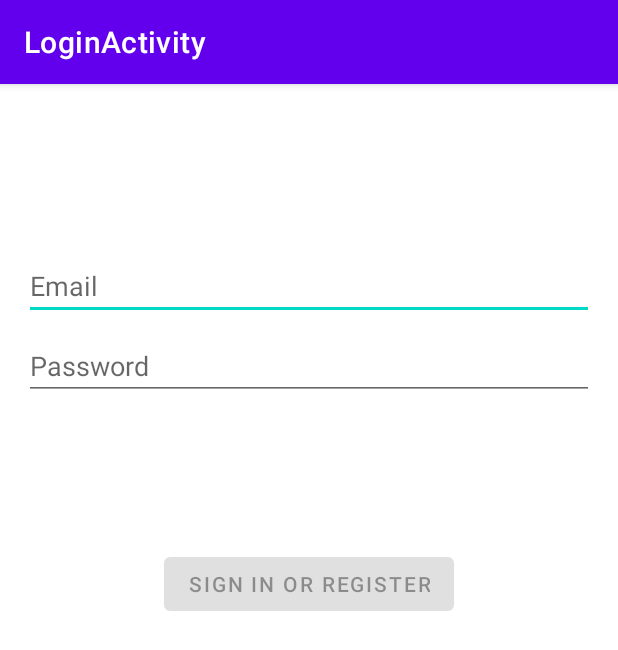
After one commit to tomxscode/EasySala, an Android app: the LoginActivity screen opened directly, with no data from a screen before it, on a phone screen of 412 x 824 dp. The commit adds this screen. Shown: the top 650 px of the screen. Run offline under Robolectric (Android 15) with nearby library versions, the phone set to English and light mode, and no system bars.

Commit message:
Creación de la vista Login

```diff
--- a/app/src/main/java/com/example/easysala/ui/home/HomeFragment.java
+++ b/app/src/main/java/com/example/easysala/ui/home/HomeFragment.java
@@ -14,7 +14,6 @@ import androidx.lifecycle.ViewModelProvider;
 import com.example.easysala.R;
 
 import com.example.easysala.databinding.FragmentHomeBinding;
-import com.example.easysala.ui.login.LoginFragment;
 
 public class HomeFragment extends Fragment {
 
--- /dev/null
+++ b/app/src/main/java/com/example/easysala/ui/login/LoginActivity.java
@@ -0,0 +1,136 @@
+package com.example.easysala.ui.login;
+
+import android.app.Activity;
+
+import androidx.lifecycle.Observer;
+import androidx.lifecycle.ViewModelProvider;
+
+import android.os.Bundle;
+
+import androidx.annotation.Nullable;
+import androidx.annotation.StringRes;
+import androidx.appcompat.app.AppCompatActivity;
+
+import android.text.Editable;
+import android.text.TextWatcher;
+import android.view.KeyEvent;
+import android.view.View;
+import android.view.inputmethod.EditorInfo;
+import android.widget.Button;
+import android.widget.EditText;
+import android.widget.ProgressBar;
+import android.widget.TextView;
+import android.widget.Toast;
+
+import com.example.easysala.R;
+import com.example.easysala.ui.login.LoginViewModel;
+import com.example.easysala.ui.login.LoginViewModelFactory;
+import com.example.easysala.databinding.ActivityLoginBinding;
+
+public class LoginActivity extends AppCompatActivity {
+
+    private LoginViewModel loginViewModel;
+    private ActivityLoginBinding binding;
+
+    @Override
+    public void onCreate(Bundle savedInstanceState) {
+        super.onCreate(savedInstanceState);
+
+        binding = ActivityLoginBinding.inflate(getLayoutInflater());
+        setContentView(binding.getRoot());
+
+        loginViewModel = new ViewModelProvider(this, new LoginViewModelFactory())
+                .get(LoginViewModel.class);
+
+        final EditText usernameEditText = binding.username;
+        final EditText passwordEditText = binding.password;
+        final Button loginButton = binding.login;
+        final ProgressBar loadingProgressBar = binding.loading;
+
+        loginViewModel.getLoginFormState().observe(this, new Observer<LoginFormState>() {
+            @Override
+            public void onChanged(@Nullable LoginFormState loginFormState) {
+                if (loginFormState == null) {
+                    return;
+                }
+                loginButton.setEnabled(loginFormState.isDataValid());
+                if (loginFormState.getUsernameError() != null) {
+                    usernameEditText.setError(getString(loginFormState.getUsernameError()));
+                }
+                if (loginFormState.getPasswordError() != null) {
+                    passwordEditText.setError(getString(loginFormState.getPasswordError()));
+                }
+            }
+        });
+
+        loginViewModel.getLoginResult().observe(this, new Observer<LoginResult>() {
+            @Override
+            public void onChanged(@Nullable LoginResult loginResult) {
+                if (loginResult == null) {
+                    return;
+                }
+                loadingProgressBar.setVisibility(View.GONE);
+                if (loginResult.getError() != null) {
+                    showLoginFailed(loginResult.getError());
+                }
+                if (loginResult.getSuccess() != null) {
+                    updateUiWithUser(loginResult.getSuccess());
+                }
+                setResult(Activity.RESULT_OK);
+
+                //Complete and destroy login activity once successful
+                finish();
+            }
+        });
+
+        TextWatcher afterTextChangedListener = new TextWatcher() {
+            @Override
+            public void beforeTextChanged(CharSequence s, int start, int count, int after) {
+                // ignore
+            }
+
+            @Override
+            public void onTextChanged(CharSequence s, int start, int before, int count) {
+                // ignore
+            }
+
+            @Override
+            public void afterTextChanged(Editable s) {
+                loginViewModel.loginDataChanged(usernameEditText.getText().toString(),
+                        passwordEditText.getText().toString());
+            }
+        };
+        usernameEditText.addTextChangedListener(afterTextChangedListener);
+        passwordEditText.addTextChangedListener(afterTextChangedListener);
+        passwordEditText.setOnEditorActionListener(new TextView.OnEditorActionListener() {
+
+            @Override
+            public boolean onEditorAction(TextView v, int actionId, KeyEvent event) {
+                if (actionId == EditorInfo.IME_ACTION_DONE) {
+                    loginViewModel.login(usernameEditText.getText().toString(),
+                            passwordEditText.getText().toString());
+                }
+                return false;
+            }
+        });
+
+        loginButton.setOnClickListener(new View.OnClickListener() {
+            @Override
+            public void onClick(View v) {
+                loadingProgressBar.setVisibility(View.VISIBLE);
+                loginViewModel.login(usernameEditText.getText().toString(),
+                        passwordEditText.getText().toString());
+            }
+        });
+    }
+
+    private void updateUiWithUser(LoggedInUserView model) {
+        String welcome = getString(R.string.welcome) + model.getDisplayName();
+        // TODO : initiate successful logged in experience
+        Toast.makeText(getApplicationContext(), welcome, Toast.LENGTH_LONG).show();
+    }
+
+    private void showLoginFailed(@StringRes Integer errorString) {
+        Toast.makeText(getApplicationContext(), errorString, Toast.LENGTH_SHORT).show();
+    }
+}
--- /dev/null
+++ b/app/src/main/java/com/example/easysala/ui/login/LoginViewModel.java
@@ -0,0 +1,70 @@
+package com.example.easysala.ui.login;
+
+import androidx.lifecycle.LiveData;
+import androidx.lifecycle.MutableLiveData;
+import androidx.lifecycle.ViewModel;
+
+import android.util.Patterns;
+
+import com.example.easysala.data.LoginRepository;
+import com.example.easysala.data.Result;
+import com.example.easysala.data.model.LoggedInUser;
+import com.example.easysala.R;
+
+public class LoginViewModel extends ViewModel {
+
+    private MutableLiveData<LoginFormState> loginFormState = new MutableLiveData<>();
+    private MutableLiveData<LoginResult> loginResult = new MutableLiveData<>();
+    private LoginRepository loginRepository;
+
+    LoginViewModel(LoginRepository loginRepository) {
+        this.loginRepository = loginRepository;
+    }
+
+    LiveData<LoginFormState> getLoginFormState() {
+        return loginFormState;
+    }
+
+    LiveData<LoginResult> getLoginResult() {
+        return loginResult;
+    }
+
+    public void login(String username, String password) {
+        // can be launched in a separate asynchronous job
+        Result<LoggedInUser> result = loginRepository.login(username, password);
+
+        if (result instanceof Result.Success) {
+            LoggedInUser data = ((Result.Success<LoggedInUser>) result).getData();
+            loginResult.setValue(new LoginResult(new LoggedInUserView(data.getDisplayName())));
+        } else {
+            loginResult.setValue(new LoginResult(R.string.login_failed));
+        }
+    }
+
+    public void loginDataChanged(String username, String password) {
+        if (!isUserNameValid(username)) {
+            loginFormState.setValue(new LoginFormState(R.string.invalid_username, null));
+        } else if (!isPasswordValid(password)) {
+            loginFormState.setValue(new LoginFormState(null, R.string.invalid_password));
+        } else {
+            loginFormState.setValue(new LoginFormState(true));
+        }
+    }
+
+    // A placeholder username validation check
+    private boolean isUserNameValid(String username) {
+        if (username == null) {
+            return false;
+        }
+        if (username.contains("@")) {
+            return Patterns.EMAIL_ADDRESS.matcher(username).matches();
+        } else {
+            return !username.trim().isEmpty();
+        }
+    }
+
+    // A placeholder password validation check
+    private boolean isPasswordValid(String password) {
+        return password != null && password.trim().length() > 5;
+    }
+}
--- /dev/null
+++ b/app/src/main/java/com/example/easysala/ui/login/LoginViewModelFactory.java
@@ -0,0 +1,26 @@
+package com.example.easysala.ui.login;
+
+import androidx.lifecycle.ViewModel;
+import androidx.lifecycle.ViewModelProvider;
+import androidx.annotation.NonNull;
+
+import com.example.easysala.data.LoginDataSource;
+import com.example.easysala.data.LoginRepository;
+
+/**
+ * ViewModel provider factory to instantiate LoginViewModel.
+ * Required given LoginViewModel has a non-empty constructor
+ */
+public class LoginViewModelFactory implements ViewModelProvider.Factory {
+
+    @NonNull
+    @Override
+    @SuppressWarnings("unchecked")
+    public <T extends ViewModel> T create(@NonNull Class<T> modelClass) {
+        if (modelClass.isAssignableFrom(LoginViewModel.class)) {
+            return (T) new LoginViewModel(LoginRepository.getInstance(new LoginDataSource()));
+        } else {
+            throw new IllegalArgumentException("Unknown ViewModel class");
+        }
+    }
+}
--- /dev/null
+++ b/app/src/main/res/layout-w1240dp/activity_login.xml
@@ -0,0 +1,69 @@
+<?xml version="1.0" encoding="utf-8"?>
+<androidx.constraintlayout.widget.ConstraintLayout xmlns:android="http://schemas.android.com/apk/res/android"
+    xmlns:app="http://schemas.android.com/apk/res-auto"
+    xmlns:tools="http://schemas.android.com/tools"
+    android:id="@+id/container"
+    android:layout_width="match_parent"
+    android:layout_height="match_parent"
+    android:paddingLeft="@dimen/activity_horizontal_margin"
+    android:paddingTop="@dimen/activity_vertical_margin"
+    android:paddingRight="@dimen/activity_horizontal_margin"
+    android:paddingBottom="@dimen/activity_vertical_margin"
+    tools:context=".ui.login.LoginActivity">
+
+    <EditText
+        android:id="@+id/username"
+        android:layout_width="0dp"
+        android:layout_height="wrap_content"
+        android:layout_marginTop="96dp"
+        android:hint="@string/prompt_email"
+        android:inputType="textEmailAddress"
+        android:selectAllOnFocus="true"
+        app:layout_constraintEnd_toEndOf="parent"
+        app:layout_constraintStart_toStartOf="parent"
+        app:layout_constraintTop_toTopOf="parent" />
+
+    <EditText
+        android:id="@+id/password"
+        android:layout_width="0dp"
+        android:layout_height="wrap_content"
+        android:layout_marginTop="8dp"
+        android:hint="@string/prompt_password"
+        android:imeActionLabel="@string/action_sign_in_short"
+        android:imeOptions="actionDone"
+        android:inputType="textPassword"
+        android:selectAllOnFocus="true"
+        app:layout_constraintEnd_toEndOf="parent"
+        app:layout_constraintStart_toStartOf="parent"
+        app:layout_constraintTop_toBottomOf="@+id/username" />
+
+    <Button
+        android:id="@+id/login"
+        android:layout_width="wrap_content"
+        android:layout_height="wrap_content"
+        android:layout_gravity="start"
+        android:layout_marginTop="16dp"
+        android:layout_marginBottom="64dp"
+        android:enabled="false"
+        android:text="@string/action_sign_in"
+        app:layout_constraintBottom_toBottomOf="parent"
+        app:layout_constraintEnd_toEndOf="parent"
+        app:layout_constraintStart_toStartOf="parent"
+        app:layout_constraintTop_toBottomOf="@+id/password"
+        app:layout_constraintVertical_bias="0.2" />
+
+    <ProgressBar
+        android:id="@+id/loading"
+        android:layout_width="wrap_content"
+        android:layout_height="wrap_content"
+        android:layout_gravity="center"
+        android:layout_marginTop="64dp"
+        android:layout_marginBottom="64dp"
+        android:visibility="gone"
+        app:layout_constraintBottom_toBottomOf="parent"
+        app:layout_constraintEnd_toEndOf="@+id/password"
+        app:layout_constraintStart_toStartOf="@+id/password"
+        app:layout_constraintTop_toTopOf="parent"
+        app:layout_constraintVertical_bias="0.3" />
+
+</androidx.constraintlayout.widget.ConstraintLayout>
--- /dev/null
+++ b/app/src/main/res/layout-w936dp/activity_login.xml
@@ -0,0 +1,76 @@
+<?xml version="1.0" encoding="utf-8"?>
+<androidx.constraintlayout.widget.ConstraintLayout xmlns:android="http://schemas.android.com/apk/res/android"
+    xmlns:app="http://schemas.android.com/apk/res-auto"
+    xmlns:tools="http://schemas.android.com/tools"
+    android:id="@+id/container"
+    android:layout_width="match_parent"
+    android:layout_height="match_parent"
+    android:paddingLeft="@dimen/activity_horizontal_margin"
+    android:paddingTop="@dimen/activity_vertical_margin"
+    android:paddingRight="@dimen/activity_horizontal_margin"
+    android:paddingBottom="@dimen/activity_vertical_margin"
+    tools:context=".ui.login.LoginActivity">
+
+    <androidx.constraintlayout.widget.ConstraintLayout
+        android:layout_width="840dp"
+        android:layout_height="match_parent"
+        app:layout_constraintEnd_toEndOf="parent"
+        app:layout_constraintStart_toStartOf="parent">
+
+        <EditText
+            android:id="@+id/username"
+            android:layout_width="0dp"
+            android:layout_height="wrap_content"
+            android:layout_marginTop="96dp"
+            android:hint="@string/prompt_email"
+            android:inputType="textEmailAddress"
+            android:selectAllOnFocus="true"
+            app:layout_constraintEnd_toEndOf="parent"
+            app:layout_constraintStart_toStartOf="parent"
+            app:layout_constraintTop_toTopOf="parent" />
+
+        <EditText
+            android:id="@+id/password"
+            android:layout_width="0dp"
+            android:layout_height="wrap_content"
+            android:layout_marginTop="8dp"
+            android:hint="@string/prompt_password"
+            android:imeActionLabel="@string/action_sign_in_short"
+            android:imeOptions="actionDone"
+            android:inputType="textPassword"
+            android:selectAllOnFocus="true"
+            app:layout_constraintEnd_toEndOf="parent"
+            app:layout_constraintStart_toStartOf="parent"
+            app:layout_constraintTop_toBottomOf="@+id/username" />
+
+        <Button
+            android:id="@+id/login"
+            android:layout_width="wrap_content"
+            android:layout_height="wrap_content"
+            android:layout_gravity="start"
+            android:layout_marginTop="16dp"
+            android:layout_marginBottom="64dp"
+            android:enabled="false"
+            android:text="@string/action_sign_in"
+            app:layout_constraintBottom_toBottomOf="parent"
+            app:layout_constraintEnd_toEndOf="parent"
+            app:layout_constraintStart_toStartOf="parent"
+            app:layout_constraintTop_toBottomOf="@+id/password"
+            app:layout_constraintVertical_bias="0.2" />
+
+        <ProgressBar
+            android:id="@+id/loading"
+            android:layout_width="wrap_content"
+            android:layout_height="wrap_content"
+            android:layout_gravity="center"
+            android:layout_marginTop="64dp"
+            android:layout_marginBottom="64dp"
+            android:visibility="gone"
+            app:layout_constraintBottom_toBottomOf="parent"
+            app:layout_constraintEnd_toEndOf="@+id/password"
+            app:layout_constraintStart_toStartOf="@+id/password"
+            app:layout_constraintTop_toTopOf="parent"
+            app:layout_constraintVertical_bias="0.3" />
+
+    </androidx.constraintlayout.widget.ConstraintLayout>
+</androidx.constraintlayout.widget.ConstraintLayout>
--- /dev/null
+++ b/app/src/main/res/layout/activity_login.xml
@@ -0,0 +1,69 @@
+<?xml version="1.0" encoding="utf-8"?>
+<androidx.constraintlayout.widget.ConstraintLayout xmlns:android="http://schemas.android.com/apk/res/android"
+    xmlns:app="http://schemas.android.com/apk/res-auto"
+    xmlns:tools="http://schemas.android.com/tools"
+    android:id="@+id/container"
+    android:layout_width="match_parent"
+    android:layout_height="match_parent"
+    android:paddingLeft="@dimen/activity_horizontal_margin"
+    android:paddingTop="@dimen/activity_vertical_margin"
+    android:paddingRight="@dimen/activity_horizontal_margin"
+    android:paddingBottom="@dimen/activity_vertical_margin"
+    tools:context=".ui.login.LoginActivity">
+
+    <EditText
+        android:id="@+id/username"
+        android:layout_width="0dp"
+        android:layout_height="wrap_content"
+        android:layout_marginTop="96dp"
+        android:hint="@string/prompt_email"
+        android:inputType="textEmailAddress"
+        android:selectAllOnFocus="true"
+        app:layout_constraintEnd_toEndOf="parent"
+        app:layout_constraintStart_toStartOf="parent"
+        app:layout_constraintTop_toTopOf="parent" />
+
+    <EditText
+        android:id="@+id/password"
+        android:layout_width="0dp"
+        android:layout_height="wrap_content"
+        android:layout_marginTop="8dp"
+        android:hint="@string/prompt_password"
+        android:imeActionLabel="@string/action_sign_in_short"
+        android:imeOptions="actionDone"
+        android:inputType="textPassword"
+        android:selectAllOnFocus="true"
+        app:layout_constraintEnd_toEndOf="parent"
+        app:layout_constraintStart_toStartOf="parent"
+        app:layout_constraintTop_toBottomOf="@+id/username" />
+
+    <Button
+        android:id="@+id/login"
+        android:layout_width="wrap_content"
+        android:layout_height="wrap_content"
+        android:layout_gravity="start"
+        android:layout_marginTop="16dp"
+        android:layout_marginBottom="64dp"
+        android:enabled="false"
+        android:text="@string/action_sign_in"
+        app:layout_constraintBottom_toBottomOf="parent"
+        app:layout_constraintEnd_toEndOf="parent"
+        app:layout_constraintStart_toStartOf="parent"
+        app:layout_constraintTop_toBottomOf="@+id/password"
+        app:layout_constraintVertical_bias="0.2" />
+
+    <ProgressBar
+        android:id="@+id/loading"
+        android:layout_width="wrap_content"
+        android:layout_height="wrap_content"
+        android:layout_gravity="center"
+        android:layout_marginTop="64dp"
+        android:layout_marginBottom="64dp"
+        android:visibility="gone"
+        app:layout_constraintBottom_toBottomOf="parent"
+        app:layout_constraintEnd_toEndOf="@+id/password"
+        app:layout_constraintStart_toStartOf="@+id/password"
+        app:layout_constraintTop_toTopOf="parent"
+        app:layout_constraintVertical_bias="0.3" />
+
+</androidx.constraintlayout.widget.ConstraintLayout>
```
Also changed, not shown: app/src/main/java/com/example/easysala/ui/login/LoggedInUserView.java (added, +17 -0 lines), app/src/main/java/com/example/easysala/ui/login/LoginFormState.java (added, +40 -0 lines), app/src/main/java/com/example/easysala/ui/login/LoginResult.java (added, +31 -0 lines), app/src/main/java/com/example/easysala/ui/notifications/NotificationsFragment.java (+7 -1 lines).
